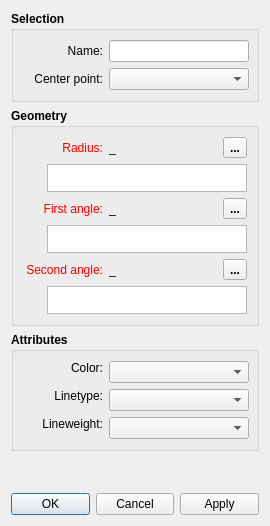
Old version of the form src/libs/vtools/dialogs/tools/dialogarc.ui in the repository FashionFreedom/Seamly2D.
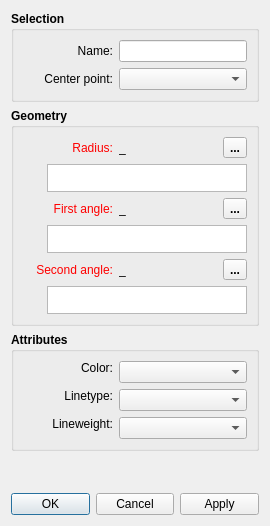
New version of the form. Icons and pictures are not drawn. Custom widgets are drawn as their Qt base class.

What changed in the file:
```diff
--- a/src/libs/vtools/dialogs/tools/dialogarc.ui
+++ b/src/libs/vtools/dialogs/tools/dialogarc.ui
@@ -43,7 +43,6 @@
      <property name="font">
       <font>
        <pointsize>9</pointsize>
-       <weight>75</weight>
        <bold>true</bold>
       </font>
      </property>
@@ -52,18 +51,21 @@
      </property>
      <layout class="QVBoxLayout" name="verticalLayout_2">
       <item>
-       <layout class="QHBoxLayout" name="horizontalLayout_5">
-        <item>
+       <layout class="QFormLayout" name="formLayout">
+        <property name="labelAlignment">
+         <set>Qt::AlignRight|Qt::AlignTrailing|Qt::AlignVCenter</set>
+        </property>
+        <item row="0" column="0">
          <widget class="QLabel" name="name_Label">
           <property name="minimumSize">
            <size>
-            <width>80</width>
+            <width>90</width>
             <height>0</height>
            </size>
           </property>
           <property name="font">
            <font>
-            <weight>50</weight>
+            <pointsize>9</pointsize>
             <bold>false</bold>
            </font>
           </property>
@@ -75,27 +77,23 @@
           </property>
          </widget>
         </item>
-        <item>
+        <item row="0" column="1">
          <widget class="QLineEdit" name="name_LineEdit">
           <property name="minimumSize">
            <size>
-            <width>140</width>
+            <width>80</width>
             <height>0</height>
            </size>
           </property>
           <property name="font">
            <font>
-            <weight>50</weight>
+            <pointsize>9</pointsize>
             <bold>false</bold>
            </font>
           </property>
          </widget>
         </item>
-       </layout>
-      </item>
-      <item>
-       <layout class="QHBoxLayout" name="horizontalLayout_4">
-        <item>
+        <item row="1" column="0">
          <widget class="QLabel" name="centerPoint_Label">
           <property name="sizePolicy">
            <sizepolicy hsizetype="Fixed" vsizetype="Preferred">
@@ -105,13 +103,13 @@
           </property>
           <property name="minimumSize">
            <size>
-            <width>80</width>
+            <width>90</width>
             <height>0</height>
            </size>
           </property>
           <property name="font">
            <font>
-            <weight>50</weight>
+            <pointsize>9</pointsize>
             <bold>false</bold>
            </font>
           </property>
@@ -123,7 +121,7 @@
           </property>
          </widget>
         </item>
-        <item>
+        <item row="1" column="1">
          <widget class="QComboBox" name="centerPoint_ComboBox">
           <property name="sizePolicy">
            <sizepolicy hsizetype="Expanding" vsizetype="Fixed">
@@ -133,13 +131,13 @@
           </property>
           <property name="minimumSize">
            <size>
-            <width>140</width>
+            <width>80</width>
             <height>0</height>
            </size>
           </property>
           <property name="font">
            <font>
-            <weight>50</weight>
+            <pointsize>9</pointsize>
             <bold>false</bold>
            </font>
           </property>
@@ -164,7 +162,6 @@
      <property name="font">
       <font>
        <pointsize>9</pointsize>
-       <weight>75</weight>
        <bold>true</bold>
       </font>
      </property>
@@ -184,7 +181,7 @@
           </property>
           <property name="minimumSize">
            <size>
-            <width>80</width>
+            <width>90</width>
             <height>0</height>
            </size>
           </property>
@@ -227,7 +224,7 @@
           </property>
           <property name="font">
            <font>
-            <weight>50</weight>
+            <pointsize>9</pointsize>
             <bold>false</bold>
            </font>
           </property>
@@ -249,13 +246,13 @@
           </property>
           <property name="minimumSize">
            <size>
-            <width>87</width>
+            <width>40</width>
             <height>0</height>
            </size>
           </property>
           <property name="font">
            <font>
-            <weight>50</weight>
+            <pointsize>9</pointsize>
             <bold>false</bold>
            </font>
           </property>
@@ -381,7 +378,7 @@
           </property>
           <property name="minimumSize">
            <size>
-            <width>80</width>
+            <width>90</width>
             <height>0</height>
            </size>
           </property>
@@ -424,7 +421,7 @@
           </property>
           <property name="font">
            <font>
-            <weight>50</weight>
+            <pointsize>9</pointsize>
             <bold>false</bold>
            </font>
           </property>
@@ -446,13 +443,13 @@
           </property>
           <property name="minimumSize">
            <size>
-            <width>87</width>
+            <width>40</width>
             <height>0</height>
            </size>
           </property>
           <property name="font">
            <font>
-            <weight>50</weight>
+            <pointsize>9</pointsize>
             <bold>false</bold>
            </font>
           </property>
@@ -578,7 +575,7 @@
           </property>
           <property name="minimumSize">
            <size>
-            <width>80</width>
+            <width>90</width>
             <height>0</height>
            </size>
           </property>
@@ -621,7 +618,7 @@
           </property>
           <property name="font">
            <font>
-            <weight>50</weight>
+            <pointsize>9</pointsize>
             <bold>false</bold>
            </font>
           </property>
@@ -643,13 +640,13 @@
           </property>
           <property name="minimumSize">
            <size>
-            <width>87</width>
+            <width>40</width>
             <height>0</height>
            </size>
           </property>
           <property name="font">
            <font>
-            <weight>50</weight>
+            <pointsize>9</pointsize>
             <bold>false</bold>
            </font>
           </property>
@@ -778,7 +775,6 @@
      <property name="font">
       <font>
        <pointsize>9</pointsize>
-       <weight>75</weight>
        <bold>true</bold>
       </font>
      </property>
@@ -788,6 +784,9 @@
      <layout class="QVBoxLayout" name="verticalLayout_4">
       <item>
        <layout class="QFormLayout" name="formLayout_2">
+        <property name="labelAlignment">
+         <set>Qt::AlignRight|Qt::AlignTrailing|Qt::AlignVCenter</set>
+        </property>
         <item row="1" column="0">
          <widget class="QLabel" name="lineType_Label">
           <property name="sizePolicy">
@@ -798,7 +797,7 @@
           </property>
           <property name="minimumSize">
            <size>
-            <width>80</width>
+            <width>90</width>
             <height>0</height>
            </size>
           </property>
@@ -811,7 +810,6 @@
           <property name="font">
            <font>
             <pointsize>9</pointsize>
-            <weight>50</weight>
             <bold>false</bold>
            </font>
           </property>
@@ -833,7 +831,7 @@
           </property>
           <property name="minimumSize">
            <size>
-            <width>140</width>
+            <width>80</width>
             <height>0</height>
            </size>
           </property>
@@ -846,7 +844,6 @@
           <property name="font">
            <font>
             <pointsize>9</pointsize>
-            <weight>50</weight>
             <bold>false</bold>
            </font>
           </property>
@@ -862,7 +859,7 @@
           </property>
           <property name="minimumSize">
            <size>
-            <width>80</width>
+            <width>90</width>
             <height>0</height>
            </size>
           </property>
@@ -875,7 +872,6 @@
           <property name="font">
            <font>
             <pointsize>9</pointsize>
-            <weight>50</weight>
             <bold>false</bold>
            </font>
           </property>
@@ -897,14 +893,13 @@
           </property>
           <property name="minimumSize">
            <size>
-            <width>140</width>
+            <width>80</width>
             <height>0</height>
            </size>
           </property>
           <property name="font">
            <font>
             <pointsize>9</pointsize>
-            <weight>50</weight>
             <bold>false</bold>
            </font>
           </property>
@@ -920,7 +915,7 @@
           </property>
           <property name="minimumSize">
            <size>
-            <width>80</width>
+            <width>90</width>
             <height>0</height>
            </size>
           </property>
@@ -933,7 +928,6 @@
           <property name="font">
            <font>
             <pointsize>9</pointsize>
-            <weight>50</weight>
             <bold>false</bold>
            </font>
           </property>
@@ -955,14 +949,13 @@
           </property>
           <property name="minimumSize">
            <size>
-            <width>140</width>
+            <width>80</width>
             <height>0</height>
            </size>
           </property>
           <property name="font">
            <font>
             <pointsize>9</pointsize>
-            <weight>50</weight>
             <bold>false</bold>
            </font>
           </property>
```
Left out of the diff: 10 changed lines with no effect on the pictures.
